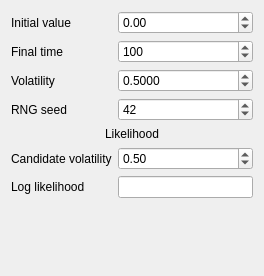
Old version of the form Classes/CppQtBrownianMotion/qtbrownianmotionparameterswidget.ui in the repository richelbilderbeek/ProjectRichelBilderbeek.
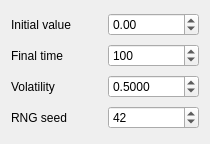
New version of the form.

Commit message: Created BM likelihood widget

```diff
--- a/Classes/CppQtBrownianMotion/qtbrownianmotionparameterswidget.ui
+++ b/Classes/CppQtBrownianMotion/qtbrownianmotionparameterswidget.ui
@@ -6,18 +6,21 @@
    <rect>
     <x>0</x>
     <y>0</y>
-    <width>264</width>
-    <height>276</height>
+    <width>210</width>
+    <height>144</height>
    </rect>
   </property>
   <property name="windowTitle">
    <string/>
   </property>
   <layout class="QGridLayout" name="gridLayout">
-   <item row="7" column="0">
-    <widget class="QLabel" name="label_log_likelihood">
-     <property name="text">
-      <string>Log likelihood</string>
+   <item row="4" column="1">
+    <widget class="QSpinBox" name="box_seed">
+     <property name="maximum">
+      <number>1000</number>
+     </property>
+     <property name="value">
+      <number>42</number>
      </property>
     </widget>
    </item>
@@ -31,39 +34,6 @@
      </property>
     </widget>
    </item>
-   <item row="5" column="0" colspan="2">
-    <widget class="QLabel" name="label_cand_likelihood">
-     <property name="text">
-      <string>Likelihood</string>
-     </property>
-     <property name="alignment">
-      <set>Qt::AlignCenter</set>
-     </property>
-    </widget>
-   </item>
-   <item row="8" column="0">
-    <spacer name="spacer">
-     <property name="orientation">
-      <enum>Qt::Vertical</enum>
-     </property>
-     <property name="sizeHint" stdset="0">
-      <size>
-       <width>20</width>
-       <height>20</height>
-      </size>
-     </property>
-    </spacer>
-   </item>
-   <item row="0" column="1">
-    <widget class="QDoubleSpinBox" name="box_init_x">
-     <property name="minimum">
-      <double>-1000.000000000000000</double>
-     </property>
-     <property name="maximum">
-      <double>1000.000000000000000</double>
-     </property>
-    </widget>
-   </item>
    <item row="3" column="1">
     <widget class="QDoubleSpinBox" name="box_volatility">
      <property name="decimals">
@@ -83,43 +53,6 @@
      </property>
     </widget>
    </item>
-   <item row="7" column="1">
-    <widget class="QLineEdit" name="edit_log_likelihood">
-     <property name="readOnly">
-      <bool>true</bool>
-     </property>
-    </widget>
-   </item>
-   <item row="6" column="1">
-    <widget class="QDoubleSpinBox" name="box_cand_volatility">
-     <property name="maximum">
-      <double>1000.000000000000000</double>
-     </property>
-     <property name="singleStep">
-      <double>0.010000000000000</double>
-     </property>
-     <property name="value">
-      <double>0.500000000000000</double>
-     </property>
-    </widget>
-   </item>
-   <item row="4" column="1">
-    <widget class="QSpinBox" name="box_seed">
-     <property name="maximum">
-      <number>1000</number>
-     </property>
-     <property name="value">
-      <number>42</number>
-     </property>
-    </widget>
-   </item>
-   <item row="6" column="0">
-    <widget class="QLabel" name="label_cand_volatility">
-     <property name="text">
-      <string>Candidate volatility</string>
-     </property>
-    </widget>
-   </item>
    <item row="0" column="0">
     <widget class="QLabel" name="label_init_x">
      <property name="text">
@@ -134,13 +67,6 @@
      </property>
     </widget>
    </item>
-   <item row="4" column="0">
-    <widget class="QLabel" name="label_seed">
-     <property name="text">
-      <string>RNG seed</string>
-     </property>
-    </widget>
-   </item>
    <item row="1" column="1">
     <widget class="QSpinBox" name="box_t_end">
      <property name="maximum">
@@ -151,6 +77,23 @@
      </property>
     </widget>
    </item>
+   <item row="4" column="0">
+    <widget class="QLabel" name="label_seed">
+     <property name="text">
+      <string>RNG seed</string>
+     </property>
+    </widget>
+   </item>
+   <item row="0" column="1">
+    <widget class="QDoubleSpinBox" name="box_init_x">
+     <property name="minimum">
+      <double>-1000.000000000000000</double>
+     </property>
+     <property name="maximum">
+      <double>1000.000000000000000</double>
+     </property>
+    </widget>
+   </item>
   </layout>
  </widget>
  <tabstops>
```
Left out of the diff: 2 changed lines with no effect on the pictures. The commit also changes 6 other files.
